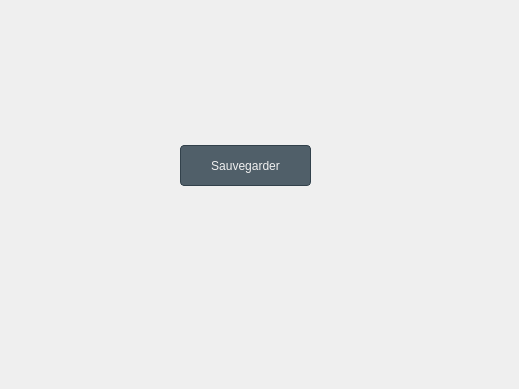
This is honeymoonplus.ui in melek007/smart_wedding_2a09 as Qt 5 draws it before an edit; both pictures show x 700 to 1219 and y 291 to 680 of the 1219 by 680 pixel window. The edited form follows.
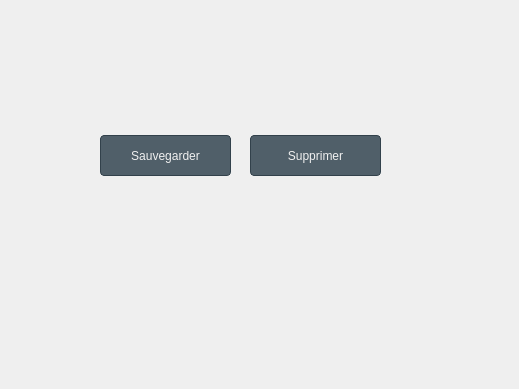
This is the edited form.

Diff of the .ui file:
```diff
--- a/honeymoonplus.ui
+++ b/honeymoonplus.ui
@@ -511,8 +511,8 @@
     <widget class="QPushButton" name="sauvegrader">
      <property name="geometry">
       <rect>
-       <x>800</x>
-       <y>400</y>
+       <x>720</x>
+       <y>390</y>
        <width>131</width>
        <height>41</height>
       </rect>
@@ -604,6 +604,38 @@
       <string>Recherche par ID</string>
      </property>
     </widget>
+    <widget class="QPushButton" name="supprimer_honeymoon">
+     <property name="geometry">
+      <rect>
+       <x>870</x>
+       <y>390</y>
+       <width>131</width>
+       <height>41</height>
+      </rect>
+     </property>
+     <property name="styleSheet">
+      <string notr="true">QPushButton {
+
+  background-color: #505F69;
+
+  border: 1px solid #32414B;
+
+  color: #F0F0F0;
+
+  border-radius: 4px;
+
+  padding: 3px;
+
+  outline: none;
+
+}
+
+</string>
+     </property>
+     <property name="text">
+      <string>Supprimer</string>
+     </property>
+    </widget>
    </widget>
   </widget>
  </widget>
```
